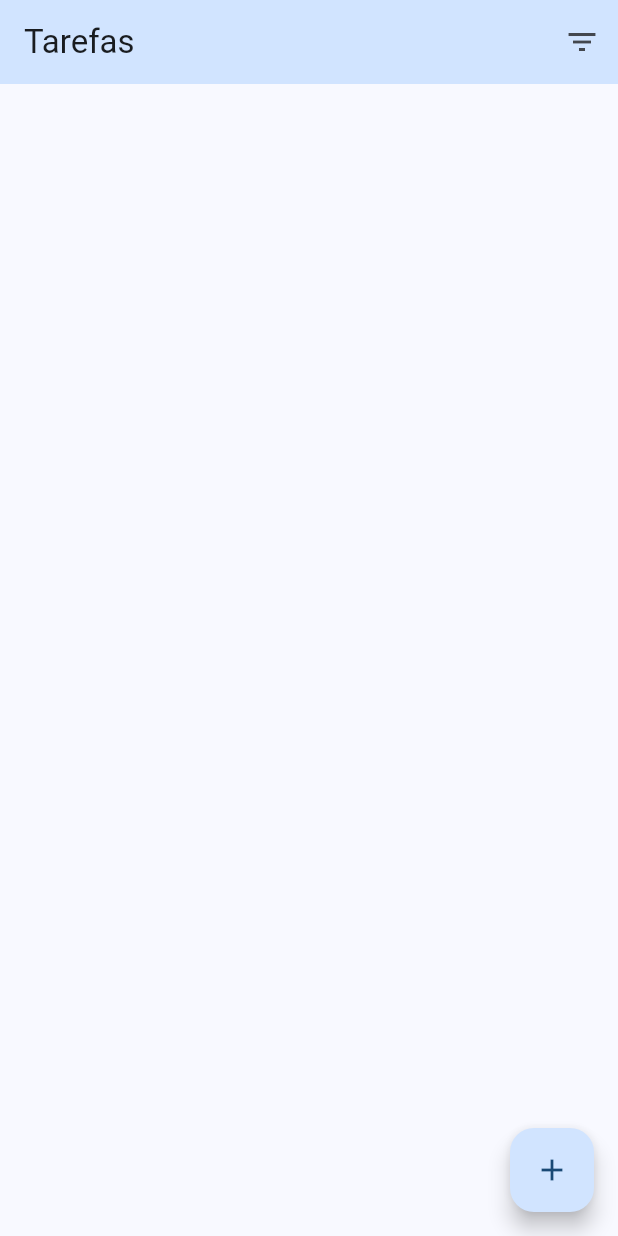
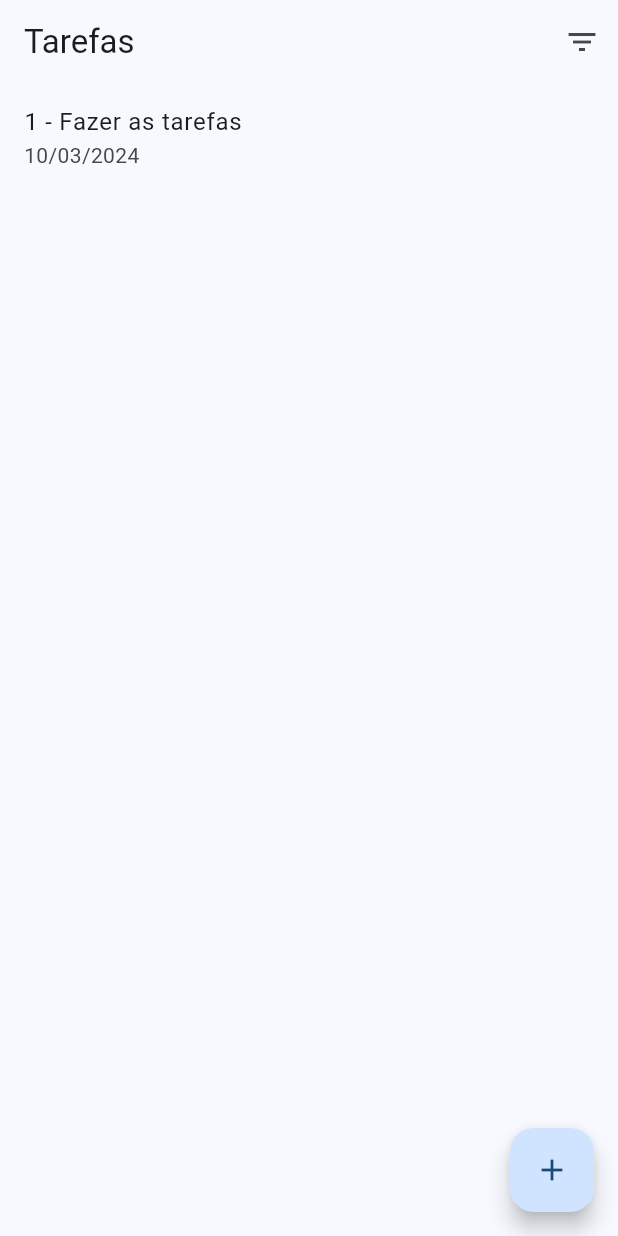
Before and after one commit to GiovaniMarcarini/gerenciador_tareas_MD2024, a Flutter app: the screen it shows after launch, on a phone screen of 412 x 824 dp. Run offline on Flutter 3.47's test engine with Material 3 defaults, Android fonts, the phone set to English and light mode, and no system bars; missing offline and left inert: dart:js.

```diff
--- a/lib/pages/lista_page_tarefas.dart
+++ b/lib/pages/lista_page_tarefas.dart
@@ -1,5 +1,8 @@
+
+import 'dart:js';
 
 import 'package:flutter/material.dart';
+import 'package:gerenciador_tareas/model/tarefa.dart';
 
 class ListaTarefaPage extends StatefulWidget{
 
@@ -9,11 +12,15 @@ class ListaTarefaPage extends StatefulWidget{
 
 class _ListaTarefaPageState extends State<ListaTarefaPage>{
 
+  final _tarefas = <Tarefa> [
+    Tarefa(id: 1, descricao: 'Fazer as tarefas', prazo: DateTime.now().add(Duration(days: 5))),
+  ];
+
   @override
   Widget build(BuildContext context){
     return Scaffold(
       appBar: _criarAppBar(),
-      body: Container(),
+      body: _criarBody(),
       floatingActionButton: FloatingActionButton(
         onPressed: () {},
         child: Icon(Icons.add),
@@ -23,16 +30,39 @@ class _ListaTarefaPageState extends State<ListaTarefaPage>{
   }
 
   AppBar _criarAppBar(){
+    backgroundColor: Theme.of(context).colorScheme.primaryContainer;
     return AppBar(
-      backgroundColor: Theme.of(context).colorScheme.primaryContainer,
       title: Text('Tarefas'),
       centerTitle: false,
       actions: [
         IconButton(
             onPressed: () {},
-            icon: Icon(Icons.filter_list),
+            icon: const Icon(Icons.filter_list),
         )
       ],
     );
   }
+
+  Widget _criarBody(){
+
+    if(_tarefas.isEmpty){
+      return  const Center(
+        child: Text('Tudo certo por aqui!!!',
+        style: TextStyle(fontSize: 20, fontWeight: FontWeight.bold),
+        ),
+      );
+    }
+
+    return ListView.separated(
+        itemBuilder: (BuildContext context, int index){
+          final tarefa = _tarefas[index];
+          return ListTile(
+            title: Text('${tarefa.id} - ${tarefa.descricao}'),
+            subtitle: Text(tarefa.prazoFormatado),
+    );
+    },
+        separatorBuilder: (BuildContext context, int index) => Divider(),
+        itemCount: _tarefas.length,
+    );
+  }
 }
```
